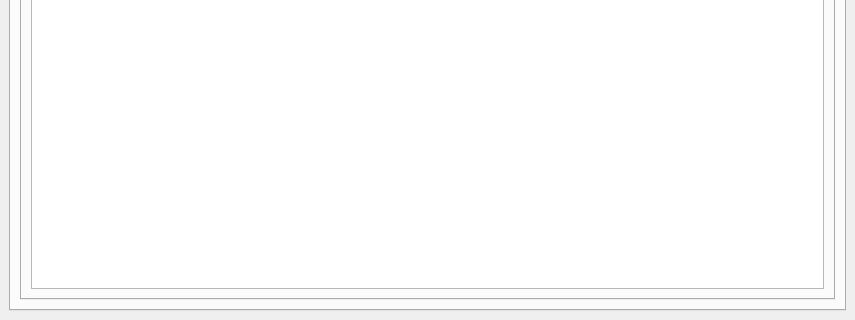
Old version of the form Classes/GUI/qmain.ui in the repository Sn1pescope/LVP-Basis; both pictures show x 0 to 855 and y 314 to 634 of the 855 by 634 pixel window.
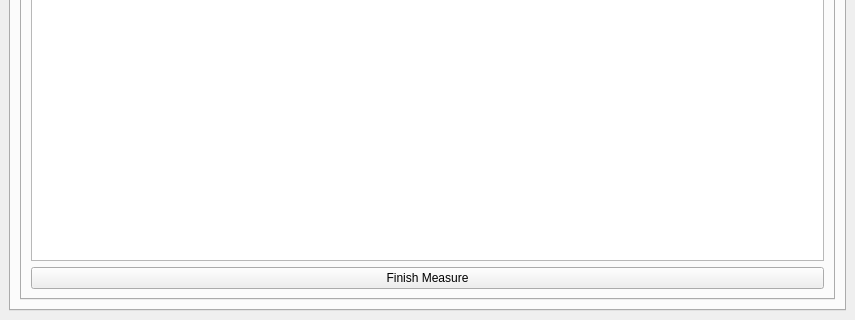
New version of the form. The open tabs and pages were chosen to show the change. Icons and pictures are not drawn. Custom widgets are drawn as their Qt base class.

The edit to the form file:
```diff
--- a/Classes/GUI/qmain.ui
+++ b/Classes/GUI/qmain.ui
@@ -709,6 +709,13 @@
               </column>
              </widget>
             </item>
+            <item>
+             <widget class="QPushButton" name="btnFinishMeasure">
+              <property name="text">
+               <string>Finish Measure</string>
+              </property>
+             </widget>
+            </item>
            </layout>
           </widget>
           <widget class="QWidget" name="tabCalendar">
```
Left out of the diff: 25 changed lines with no effect on the pictures.
